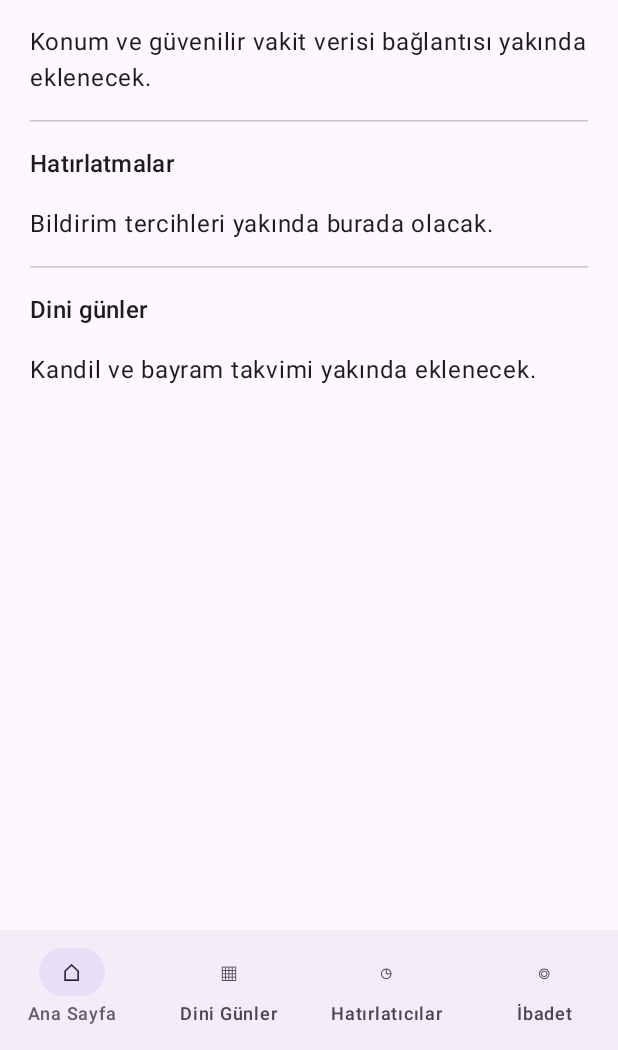
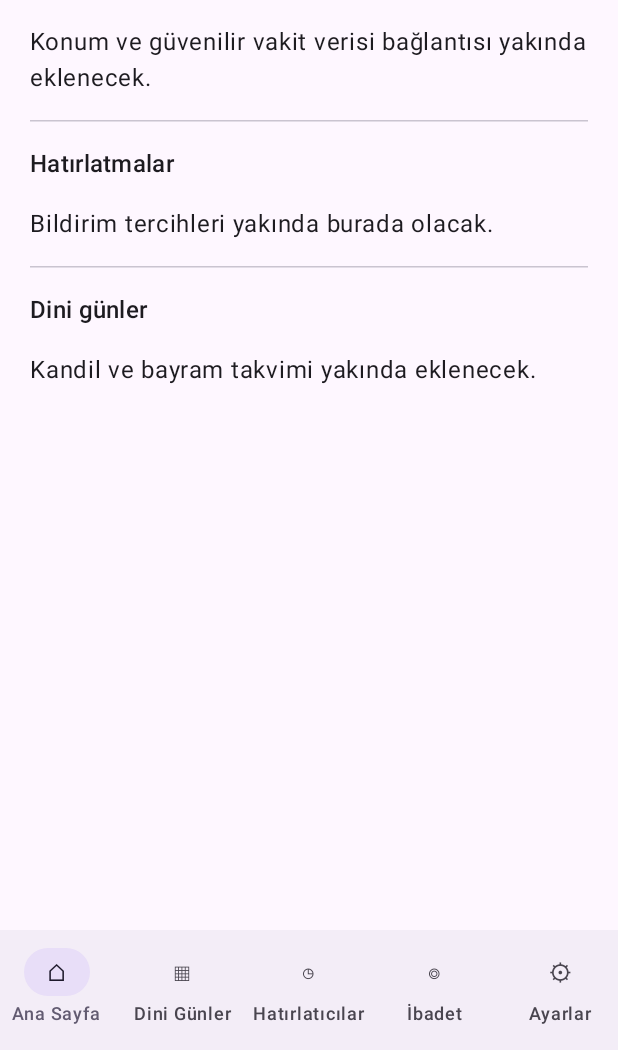
Before and after one commit to caglar-yildiz/Namaz, an Android app built with Jetpack Compose: the screen it shows after launch (MainActivity), on a phone screen of 412 x 824 dp, the part 186-1236 px from its top. Run offline under Robolectric (Android 15) with nearby library versions, the phone set to English and light mode, and no system bars.

Commit message:
feat: add fifth Settings tab

```diff
--- a/app/src/main/java/com/namaz/app/MainActivity.kt
+++ b/app/src/main/java/com/namaz/app/MainActivity.kt
@@ -20,7 +20,8 @@ private enum class Tab(val label: String, val icon: String) {
     HOME("Ana Sayfa", "⌂"),
     DAYS("Dini Günler", "▦"),
     REMINDERS("Hatırlatıcılar", "◷"),
-    WORSHIP("İbadet", "◎")
+    WORSHIP("İbadet", "◎"),
+    SETTINGS("Ayarlar", "⚙")
 }
 
 @Composable
@@ -44,6 +45,7 @@ fun NamazApp() {
                 Tab.DAYS -> ReligiousDaysScreen()
                 Tab.REMINDERS -> RemindersScreen()
                 Tab.WORSHIP -> Placeholder("İbadet")
+                Tab.SETTINGS -> SettingsScreen()
             }
         }
     }
```
